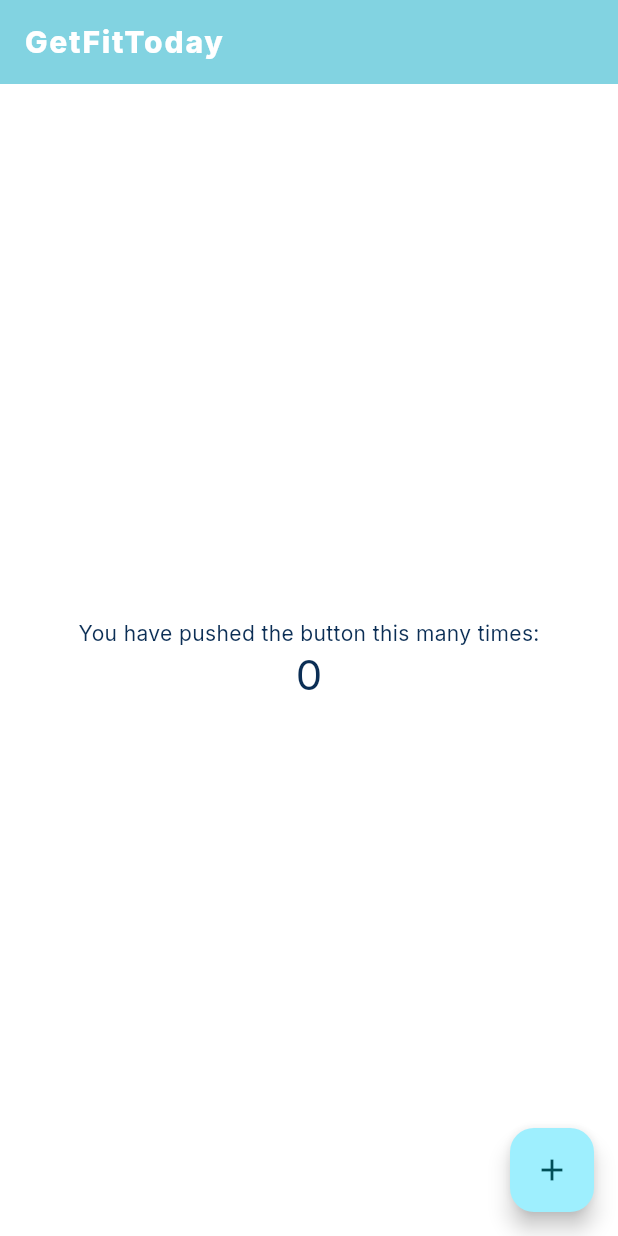
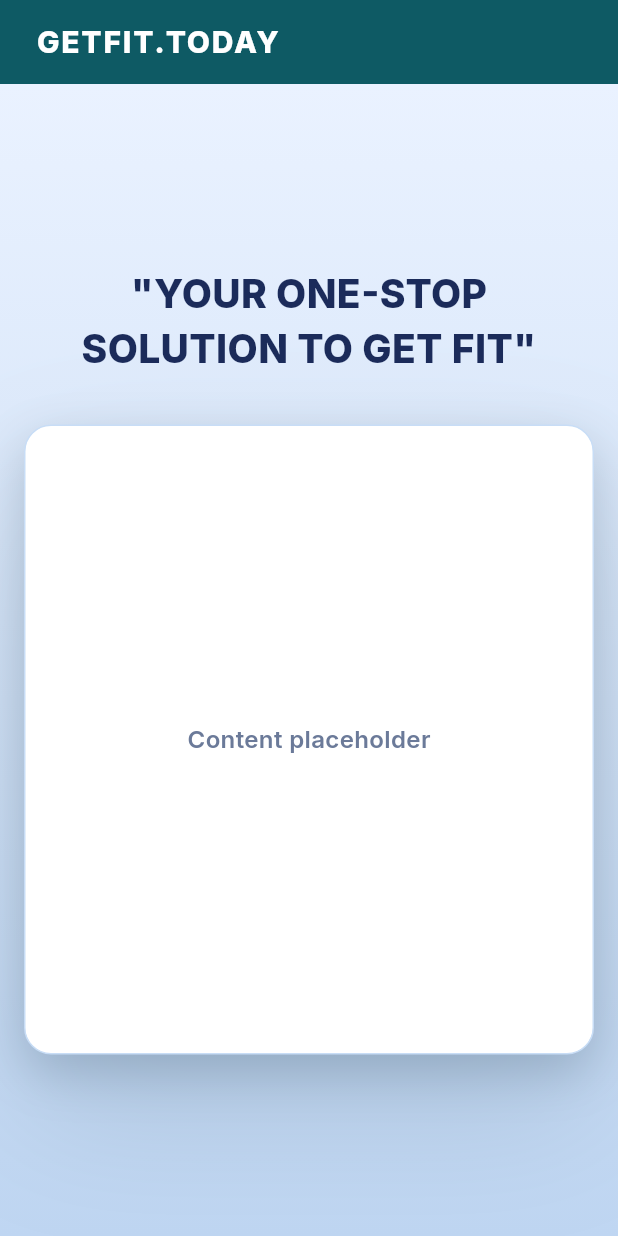
Before and after one commit to PBP-B01/getfittoday_mobile, a Flutter app: the MyHomePage screen opened directly, on a phone screen of 412 x 824 dp. Run offline on Flutter 3.47's test engine with Material 3 defaults, Android fonts, the light colour scheme and no system bars; our stand-ins replace google_fonts; missing offline and left inert: pbp_django_auth.

Commit message:
more additions

```diff
--- /dev/null
+++ b/devtools_options.yaml
@@ -0,0 +1,3 @@
+description: This file stores settings for Dart & Flutter DevTools.
+documentation: https://docs.flutter.dev/tools/devtools/extensions#configure-extension-enablement-states
+extensions:
--- a/lib/screens/home.dart
+++ b/lib/screens/home.dart
@@ -1,46 +1,92 @@
 import 'package:flutter/material.dart';
+import 'package:getfittoday_mobile/constants.dart';
+import 'package:google_fonts/google_fonts.dart';
 
-class MyHomePage extends StatefulWidget {
+class MyHomePage extends StatelessWidget {
   final String title;
 
-  const MyHomePage({super.key, this.title = 'GetFitToday'});
-
-  @override
-  State<MyHomePage> createState() => _MyHomePageState();
-}
-
-class _MyHomePageState extends State<MyHomePage> {
-  int _counter = 0;
-
-  void _incrementCounter() {
-    setState(() {
-      _counter++;
-    });
-  }
+  const MyHomePage({super.key, this.title = 'GETFIT.TODAY'});
 
   @override
   Widget build(BuildContext context) {
     return Scaffold(
       appBar: AppBar(
-        backgroundColor: Theme.of(context).colorScheme.inversePrimary,
-        title: Text(widget.title),
-      ),
-      body: Center(
-        child: Column(
-          mainAxisAlignment: MainAxisAlignment.center,
-          children: <Widget>[
-            const Text('You have pushed the button this many times:'),
-            Text(
-              '$_counter',
-              style: Theme.of(context).textTheme.headlineMedium,
-            ),
-          ],
+        automaticallyImplyLeading: false,
+        titleSpacing: 24,
+        title: Text(
+          title,
+          style: GoogleFonts.inter(
+            fontSize: 20,
+            fontWeight: FontWeight.w800,
+            letterSpacing: 1.2,
+          ),
         ),
       ),
-      floatingActionButton: FloatingActionButton(
-        onPressed: _incrementCounter,
-        tooltip: 'Increment',
-        child: const Icon(Icons.add),
+      body: Container(
+        width: double.infinity,
+        decoration: const BoxDecoration(
+          gradient: LinearGradient(
+            colors: [gradientStartColor, gradientEndColor],
+            begin: Alignment.topCenter,
+            end: Alignment.bottomCenter,
+          ),
+        ),
+        child: Center(
+          child: SingleChildScrollView(
+            padding: const EdgeInsets.symmetric(horizontal: 16.0, vertical: 32.0),
+            child: ConstrainedBox(
+              constraints: const BoxConstraints(maxWidth: 1100),
+              child: Column(
+                crossAxisAlignment: CrossAxisAlignment.center,
+                children: [
+                  Text(
+                    '"YOUR ONE-STOP SOLUTION TO GET FIT"',
+                    textAlign: TextAlign.center,
+                    style: GoogleFonts.inter(
+                      fontSize: 26,
+                      fontWeight: FontWeight.w800,
+                      color: titleColor,
+                    ),
+                  ),
+                  const SizedBox(height: 32),
+                  DecoratedBox(
+                    decoration: BoxDecoration(
+                      color: Colors.white,
+                      borderRadius: BorderRadius.circular(18.0),
+                      border: Border.all(color: cardBorderColor),
+                      boxShadow: const [
+                        BoxShadow(
+                          color: Color.fromARGB(48, 13, 43, 63),
+                          offset: Offset(0, 12),
+                          blurRadius: 28,
+                        ),
+                        BoxShadow(
+                          color: Color.fromARGB(32, 13, 43, 63),
+                          offset: Offset(0, 40),
+                          blurRadius: 80,
+                        ),
+                      ],
+                    ),
+                    child: SizedBox(
+                      width: double.infinity,
+                      height: 420,
+                      child: Center(
+                        child: Text(
+                          'Content placeholder',
+                          style: GoogleFonts.inter(
+                            fontSize: 16,
+                            fontWeight: FontWeight.w600,
+                            color: inkWeakColor,
+                          ),
+                        ),
+                      ),
+                    ),
+                  ),
+                ],
+              ),
+            ),
+          ),
+        ),
       ),
     );
   }
```
Also changed, not shown: lib/constants.dart (+12 -3 lines), lib/screens/login.dart (+14 -0 lines), lib/screens/register.dart (+12 -0 lines).
